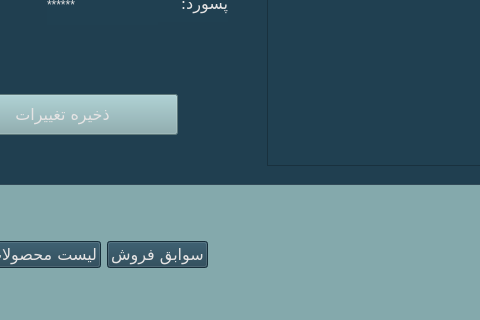
AP-projects-4001/metagoofill, file Project_Ap/customerprof.ui: the form before one commit; both pictures show x 123 to 603 and y 296 to 616 of the 800 by 616 pixel window.
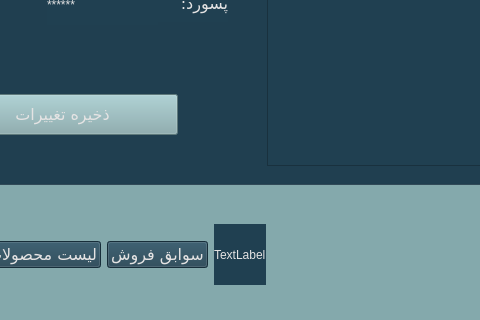
The form after the commit.

```diff
--- a/Project_Ap/customerprof.ui
+++ b/Project_Ap/customerprof.ui
@@ -87,6 +87,17 @@
        </property>
       </widget>
      </item>
+     <item>
+      <widget class="QLabel" name="label">
+       <property name="styleSheet">
+        <string notr="true">background-color: rgb(32, 64, 81);
+font: 12pt &quot;Lalezar&quot;;color: rgb(228, 227, 227);</string>
+       </property>
+       <property name="text">
+        <string>TextLabel</string>
+       </property>
+      </widget>
+     </item>
      <item>
       <spacer name="horizontalSpacer">
        <property name="orientation">
```
Left out of the diff: 10 changed lines with no effect on the pictures.
